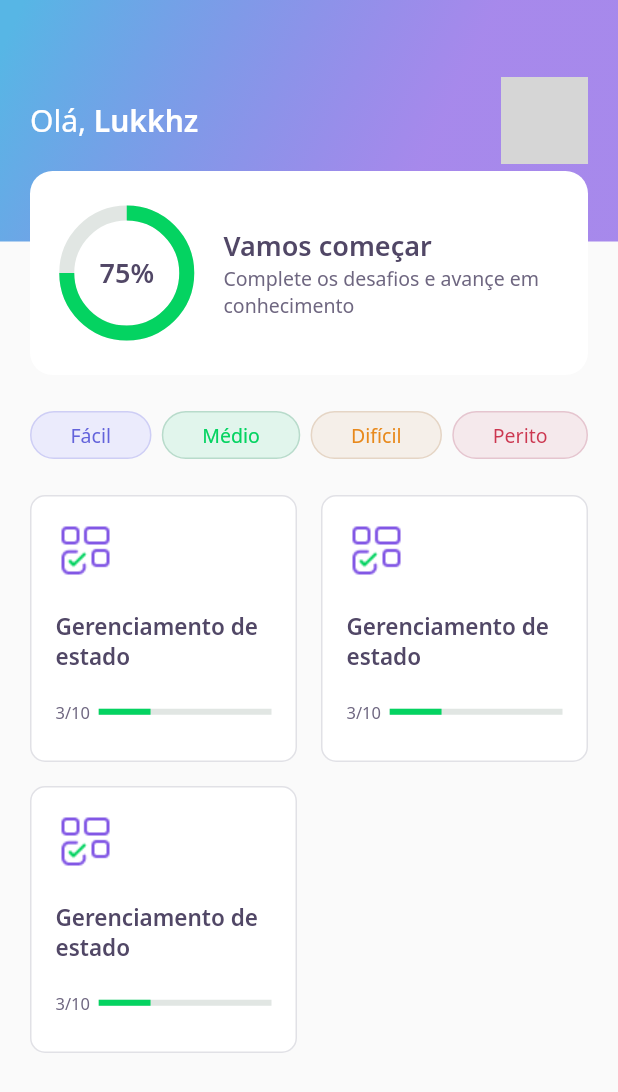
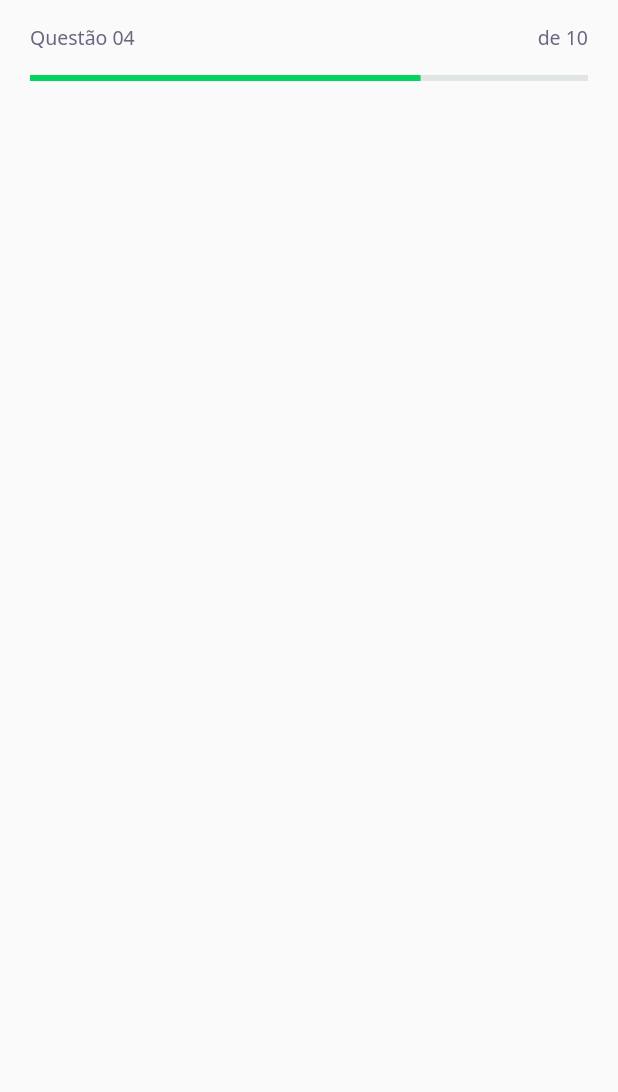
Before and after one commit to lucasaecio/DevQuizNLW, a Flutter app: the screen it shows after launch, on a phone screen of 412 x 824 dp. Shown: the top 1092 px of the screen. Run offline on Flutter 3.47's test engine with Material 2 defaults, Android fonts, the phone set to English and light mode, and no system bars; our stand-ins replace google_fonts; grey boxes are pictures that could not be loaded.

Commit message:
Implementação da tela de questões (Em andamento)

```diff
--- /dev/null
+++ b/lib/challenge/challenge_page.dart
@@ -0,0 +1,22 @@
+import 'package:devquiz/challenge/widgets/question_indicator/question_indicator_widget.dart';
+import 'package:flutter/material.dart';
+
+class ChallgengePage extends StatefulWidget {
+  @override
+  _ChallgengePageState createState() => _ChallgengePageState();
+}
+
+class _ChallgengePageState extends State<ChallgengePage> {
+  @override
+  Widget build(BuildContext context) {
+    return Scaffold(
+      appBar: PreferredSize(
+        preferredSize: Size.fromHeight(60),
+        child: SafeArea(
+          top: true,
+          child: QuestionIndicatorWidget(),
+        ),
+      ),
+    );
+  }
+}
--- /dev/null
+++ b/lib/challenge/widgets/question_indicator/question_indicator_widget.dart
@@ -0,0 +1,26 @@
+import 'package:devquiz/core/core.dart';
+import 'package:devquiz/shared/widgets/progressindicator/progress_indicator.dart';
+import 'package:flutter/material.dart';
+
+class QuestionIndicatorWidget extends StatelessWidget {
+  @override
+  Widget build(BuildContext context) {
+    return Container(
+      padding: const EdgeInsets.symmetric(horizontal: 20),
+      child: Column(
+        children: [
+          SizedBox(height: 16),
+          Row(
+            mainAxisAlignment: MainAxisAlignment.spaceBetween,
+            children: [
+              Text("Questão 04", style: AppTextStyles.body),
+              Text("de 10", style: AppTextStyles.body),
+            ],
+          ),
+          SizedBox(height: 16),
+          ProgressIndicatorWidget(value: 0.7)
+        ],
+      ),
+    );
+  }
+}
--- a/lib/core/app_widget.dart
+++ b/lib/core/app_widget.dart
@@ -1,4 +1,5 @@
 // import 'package:DevQuiz/home/home_page.dart';
+import 'package:devquiz/challenge/challenge_page.dart';
 import 'package:devquiz/home/home_page.dart';
 import 'package:devquiz/splash/splash_page.dart';
 import 'package:flutter/material.dart';
@@ -8,7 +9,7 @@ class AppWidget extends StatelessWidget {
   Widget build(BuildContext context) {
     return MaterialApp(
       title: "DevQuiz",
-      home: HomePage(),
+      home: ChallgengePage(),
     );
   }
 }
--- a/lib/home/widgets/quiz_card/quiz_card_widget.dart
+++ b/lib/home/widgets/quiz_card/quiz_card_widget.dart
@@ -1,4 +1,5 @@
 import 'package:devquiz/core/core.dart';
+import 'package:devquiz/shared/widgets/progressindicator/progress_indicator.dart';
 import 'package:flutter/material.dart';
 
 class QuizCardWidget extends StatelessWidget {
@@ -30,15 +31,7 @@ class QuizCardWidget extends StatelessWidget {
                 flex: 1,
                 child: Text("3/10", style: AppTextStyles.body11),
               ),
-              Expanded(
-                flex: 4,
-                child: LinearProgressIndicator(
-                  value: 0.3,
-                  backgroundColor: AppColors.chartSecondary,
-                  valueColor:
-                      AlwaysStoppedAnimation<Color>(AppColors.chartPrimary),
-                ),
-              )
+              Expanded(flex: 4, child: ProgressIndicatorWidget(value: 0.3))
             ],
           )
         ],
```
